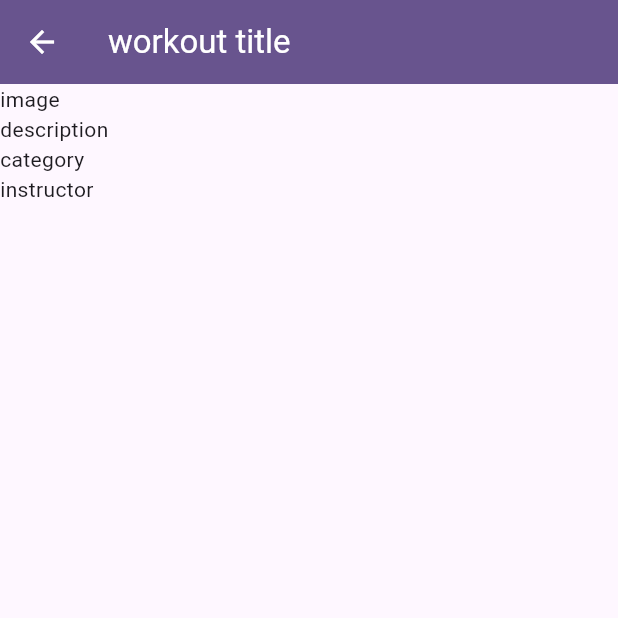
After one commit to franciscovidalsantos/IterableChallengeFlutter, a Flutter app: the screen it shows after launch, after a tap on an icon or button, on a phone screen of 412 x 824 dp, the top half of it. The commit adds this screen. Run offline on Flutter 3.47's test engine with Material 3 defaults, Android fonts, the phone set to English and light mode, and no system bars.

Commit message:
added details screen

```diff
--- /dev/null
+++ b/lib/screens/details.dart
@@ -0,0 +1,26 @@
+import 'package:flutter/material.dart';
+
+class DetailsScreen extends StatelessWidget {
+  const DetailsScreen({super.key});
+
+  @override
+  Widget build(BuildContext context) {
+    return Scaffold(
+      appBar: AppBar(
+        title: Text("workout title"),
+        backgroundColor: Theme.of(context).colorScheme.primary,
+        foregroundColor: Colors.white,
+      ),
+      body: Column(
+        crossAxisAlignment: CrossAxisAlignment.start,
+
+        children: [
+          Text("image"),
+          Text("description"),
+          Text("category"),
+          Text("instructor"),
+        ],
+      ),
+    );
+  }
+}
--- a/lib/screens/home.dart
+++ b/lib/screens/home.dart
@@ -1,4 +1,5 @@
 import 'package:flutter/material.dart';
+import 'package:iterable_challenge_flutter/screens/details.dart';
 
 class HomeScreen extends StatefulWidget {
   const HomeScreen({super.key});
@@ -34,6 +35,12 @@ class _HomeScreenState extends State<HomeScreen> {
                   Icon(Icons.arrow_forward_ios_rounded),
                 ],
               ),
+              onTap: () {
+                Navigator.push(
+                  context,
+                  MaterialPageRoute(builder: (builder) => DetailsScreen()),
+                );
+              },
             ),
           );
         },
```
